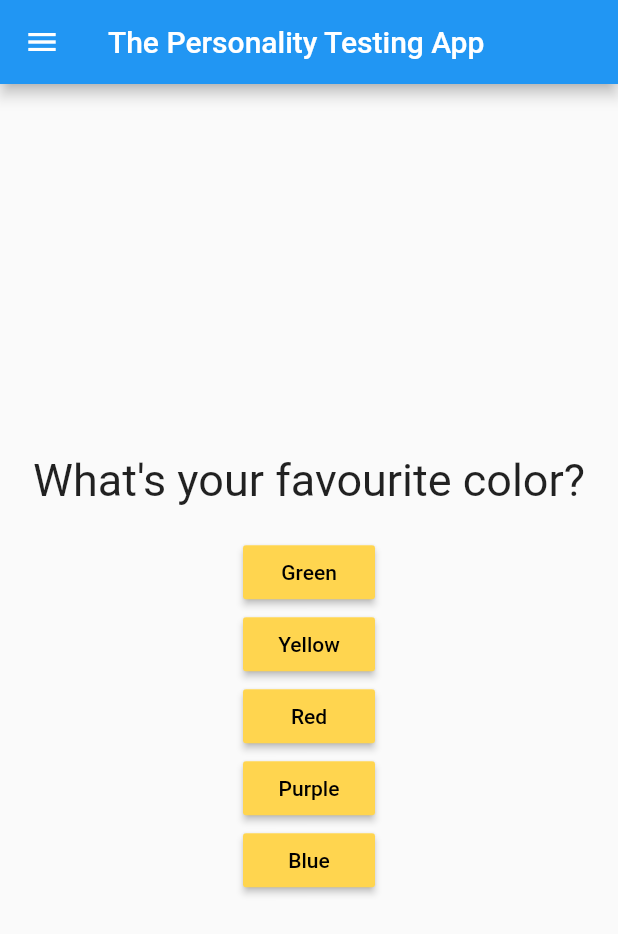
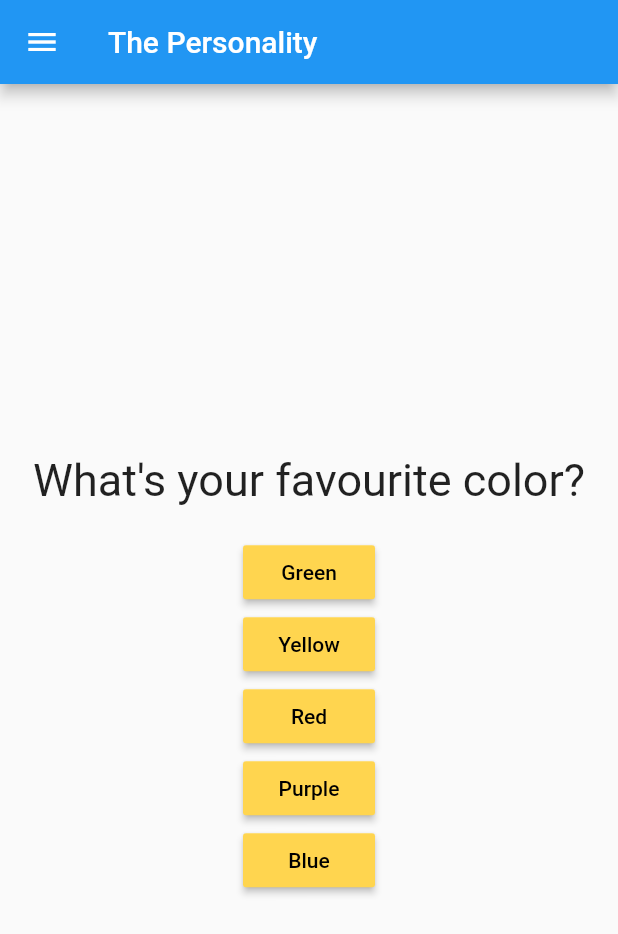
Before and after one commit to methminug/Personality-App-Flutter, a Flutter app: the screen it shows after launch, on a phone screen of 412 x 824 dp. Shown: the top 934 px of the screen. Run offline on Flutter 3.47's test engine with Material 2 defaults, Android fonts, the phone set to English and light mode, and no system bars.

Commit message:
commit 3 name change

```diff
--- a/lib/main.dart
+++ b/lib/main.dart
@@ -68,7 +68,7 @@ class _MyMainAppState extends State<MyMainApp> {
       debugShowCheckedModeBanner: false,
       home: Scaffold(
         appBar: AppBar(
-          title: Text('The Personality Testing App'),
+          title: Text('The Personality'),
         ),
         body: _questionIndex < questions.length
             ? Quiz(
```
